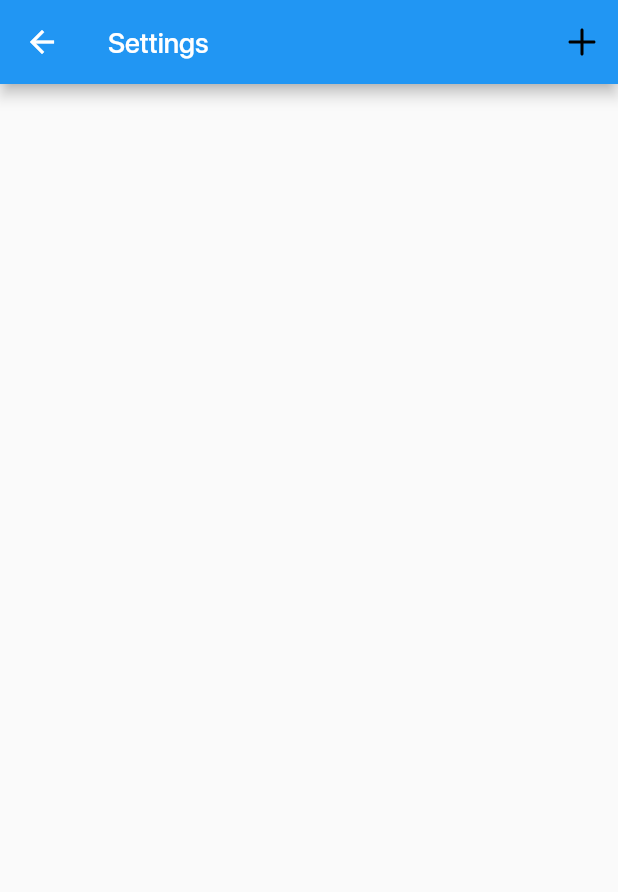
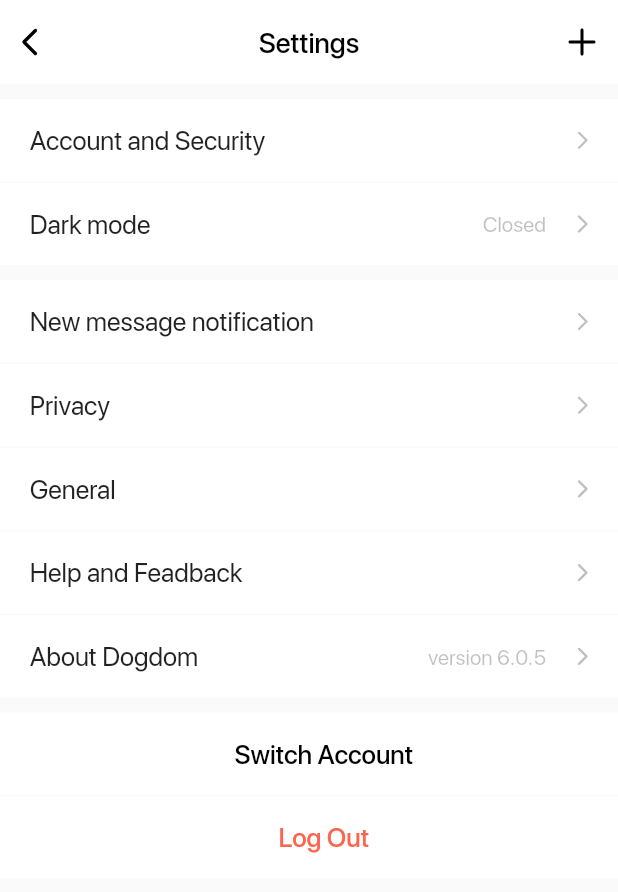
Before and after one commit to ZuhriddinYoqubov/DogDom, a Flutter app: the SettingsPage screen opened directly, on a phone screen of 412 x 824 dp. Shown: the top 892 px of the screen. Run offline on Flutter 3.47's test engine with Material 2 defaults, Android fonts, the phone set to English and light mode, and no system bars; our stand-ins replace dio, flutter_svg, fluttertoast, get, glassmorphism, shared_preferences; accounts and stored records are empty; project files that could hold a hidden picture were left out.

Commit message:
log out funksiyasi ishladi

```diff
--- a/lib/providers/auth_provider.dart
+++ b/lib/providers/auth_provider.dart
@@ -2,16 +2,16 @@ import 'package:flutter/material.dart';
 import 'package:dog_dom/core/constants/imports.dart';
 
 class AuthProvider extends ChangeNotifier {
-  bool isVisible = true;
-  bool isLoginPage = true;
-  bool isAuth = false;
-  Icon eye = const Icon(Icons.remove_red_eye_outlined);
-  final AuthService authService = AuthService();
 
   TextEditingController nameController = TextEditingController();
   TextEditingController phoneController = TextEditingController(text: '+998');
   TextEditingController passwordController = TextEditingController();
   final formKey = GlobalKey<FormState>();
+  final AuthService authService = AuthService();
+
+  bool isVisible = true;
+  bool isLoginPage = true;
+  Icon eye = const Icon(Icons.remove_red_eye_outlined);
 
   void changeLoginPage(bool v) {
     isLoginPage = v;
@@ -32,7 +32,7 @@ class AuthProvider extends ChangeNotifier {
         phone: phoneController.text.trim().toLowerCase(),
         password: passwordController.text.trim(),
       );
-
+      formKey.currentState!.reset();
       authService.signIn(user).then((value) {
         // print(" auth provider:" + value);
           if (value == '200') {
@@ -42,7 +42,7 @@ class AuthProvider extends ChangeNotifier {
                   builder: (context) => HomePage(),
                 ));
           } else {
-            Fluttertoast.showToast(msg: "Bu raqam avval ro'yxatdan o'tgan!");
+            Fluttertoast.showToast(msg: "Mobil raqam yoki parol xato!");
           }
       });
   }
@@ -54,6 +54,7 @@ class AuthProvider extends ChangeNotifier {
         phone: phoneController.text.trim().toLowerCase(),
         password: passwordController.text.trim(),
       );
+      formKey.currentState!.reset();
 
       authService.signUp(user).then(
         (value) {
--- a/lib/view/screens/about/settings.dart
+++ b/lib/view/screens/about/settings.dart
@@ -2,13 +2,99 @@ import 'package:dog_dom/core/constants/imports.dart';
 import 'package:flutter/material.dart';
 
 class SettingsPage extends StatelessWidget {
-  const SettingsPage({ Key? key }) : super(key: key);
+  const SettingsPage({Key? key}) : super(key: key);
 
   @override
   Widget build(BuildContext context) {
     return Scaffold(
-      appBar: AppBar(title: MyTextMedium(data: 'Settings', size: 17), actions: [IconButton(onPressed: (){}, icon: SvgPicture.asset(MyIcons.add))],),
+      appBar: AppBar(
+        backgroundColor: whiteConst,
+        elevation: 0,
+        leading: IconButton(
+          onPressed: () => Navigator.pop(context),
+          icon: SvgPicture.asset(
+            MyIcons.left,
+            width: getUniqueW(24),
+          ),
+        ),
+        centerTitle: true,
+        title: MyTextMedium(
+          data: 'Settings',
+          size: 17,
+          color: blackConst,
+        ),
+        actions: [
+          IconButton(onPressed: () {}, icon: SvgPicture.asset(MyIcons.add))
+        ],
+      ),
+      body: Column(
+        children: [
+          buildSettingCard(
+              context, 10, 'Account and Security', '', false, () {}),
+          buildSettingCard(context, 1, 'Dark mode', 'Closed', false, () {}),
+          buildSettingCard(
+              context, 10, 'New message notification', '', false, () {}),
+          buildSettingCard(context, 1, 'Privacy', '', false, () {}),
+          buildSettingCard(context, 1, 'General', '', false, () {}),
+          buildSettingCard(context, 1, 'Help and Feadback', '', false, () {}),
+          buildSettingCard(
+              context, 1, 'About Dogdom', 'version 6.0.5', false, () {}),
+          buildSettingCard(context, 10, 'Switch Account', '', true, () {}),
+          buildSettingCard(context, 1, 'Log Out', '', true, () {
+            context.read<AuthProvider>().authService.logOut();
+            context.read<BottomNavBarProvider>().changeBottomIndex(0);
+            Navigator.pushAndRemoveUntil(
+                context,
+                MaterialPageRoute(builder: (context) => SignPage()),
+                (route) => false);
+          }),
+        ],
+      ),
+    );
+  }
 
+  Widget buildSettingCard(
+    BuildContext context,
+    double margin,
+    String title,
+    String subtitle,
+    bool isButton,
+    VoidCallback onPressed,
+  ) {
+    return Container(
+      margin: EdgeInsets.only(top: getUniqueH(margin)),
+      width: SizeConfig.screenWidth,
+      height: getUniqueH(54),
+      color: whiteConst,
+      alignment: Alignment.center,
+      padding: EdgeInsets.only(left: getUniqueW(18.0)),
+      child: (isButton)
+          ? TextButton(
+              onPressed: () => onPressed(),
+              child: MyTextRegular(
+                data: title,
+                size: 16,
+                color: title == 'Log Out' ? redConst : blackConst,
+              ))
+          : Row(
+              mainAxisAlignment: MainAxisAlignment.spaceBetween,
+              children: [
+                MyTextRegular(data: title, size: 16),
+                const Spacer(),
+                MyTextRegular(
+                  data: subtitle,
+                  size: 13,
+                  color: blackConst.withOpacity(0.25),
+                ),
+                IconButton(
+                  onPressed: () {},
+                  icon: SvgPicture.asset(
+                    MyIcons.right,
+                    color: blackConst.withOpacity(0.25),
+                  ),
+                ),
+              ],
+            ),
     );
   }
 }
```
